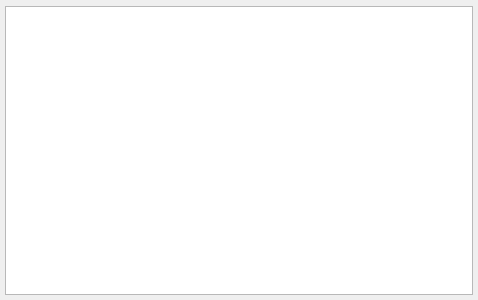
This is quickevent/app/quickevent/plugins/CardReader/src/cardreaderwidget.ui in Quick-Event/quickbox as Qt 5 draws it before an edit. The edited form follows.
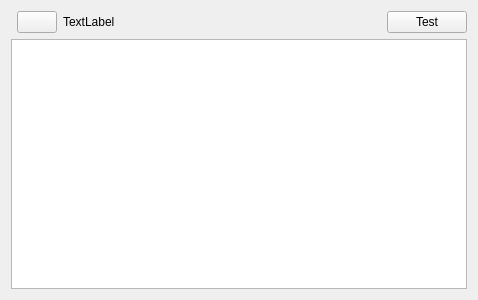
This is the edited form. Icons and pictures are not drawn. Custom widgets are drawn as their Qt base class.

```diff
--- a/quickevent/app/quickevent/plugins/CardReader/src/cardreaderwidget.ui
+++ b/quickevent/app/quickevent/plugins/CardReader/src/cardreaderwidget.ui
@@ -14,23 +14,86 @@
    <string>Form</string>
   </property>
   <layout class="QVBoxLayout" name="verticalLayout">
-   <property name="spacing">
-    <number>5</number>
-   </property>
-   <property name="leftMargin">
-    <number>5</number>
-   </property>
-   <property name="topMargin">
-    <number>1</number>
-   </property>
-   <property name="rightMargin">
-    <number>5</number>
-   </property>
-   <property name="bottomMargin">
-    <number>5</number>
-   </property>
    <item>
-    <widget class="qf::qmlwidgets::TableViewToolBar" name="tblCardsTB" native="true"/>
+    <layout class="QHBoxLayout" name="horizontalLayout">
+     <item>
+      <widget class="qf::qmlwidgets::TableViewToolBar" name="tblCardsTB" native="true"/>
+     </item>
+     <item>
+      <widget class="QFrame" name="frmToolbar">
+       <property name="sizePolicy">
+        <sizepolicy hsizetype="MinimumExpanding" vsizetype="Preferred">
+         <horstretch>0</horstretch>
+         <verstretch>0</verstretch>
+        </sizepolicy>
+       </property>
+       <property name="frameShape">
+        <enum>QFrame::NoFrame</enum>
+       </property>
+       <property name="frameShadow">
+        <enum>QFrame::Raised</enum>
+       </property>
+       <layout class="QHBoxLayout" name="horizontalLayout_2">
+        <property name="leftMargin">
+         <number>0</number>
+        </property>
+        <property name="topMargin">
+         <number>0</number>
+        </property>
+        <property name="rightMargin">
+         <number>0</number>
+        </property>
+        <property name="bottomMargin">
+         <number>0</number>
+        </property>
+        <item>
+         <widget class="QPushButton" name="btComPort">
+          <property name="icon">
+           <iconset resource="../CardReader.qrc">
+            <normaloff>:/quickevent/CardReader/images/comm.svg</normaloff>:/quickevent/CardReader/images/comm.svg</iconset>
+          </property>
+          <property name="iconSize">
+           <size>
+            <width>24</width>
+            <height>24</height>
+           </size>
+          </property>
+          <property name="checkable">
+           <bool>true</bool>
+          </property>
+         </widget>
+        </item>
+        <item>
+         <widget class="QLabel" name="lblConnectionInfo">
+          <property name="text">
+           <string>TextLabel</string>
+          </property>
+         </widget>
+        </item>
+        <item>
+         <spacer name="horizontalSpacer">
+          <property name="orientation">
+           <enum>Qt::Horizontal</enum>
+          </property>
+          <property name="sizeHint" stdset="0">
+           <size>
+            <width>40</width>
+            <height>20</height>
+           </size>
+          </property>
+         </spacer>
+        </item>
+        <item>
+         <widget class="QPushButton" name="btTest">
+          <property name="text">
+           <string>Test</string>
+          </property>
+         </widget>
+        </item>
+       </layout>
+      </widget>
+     </item>
+    </layout>
    </item>
    <item>
     <widget class="qf::qmlwidgets::TableView" name="tblCards"/>
```
Left out of the diff: 4 changed lines with no effect on the pictures.
